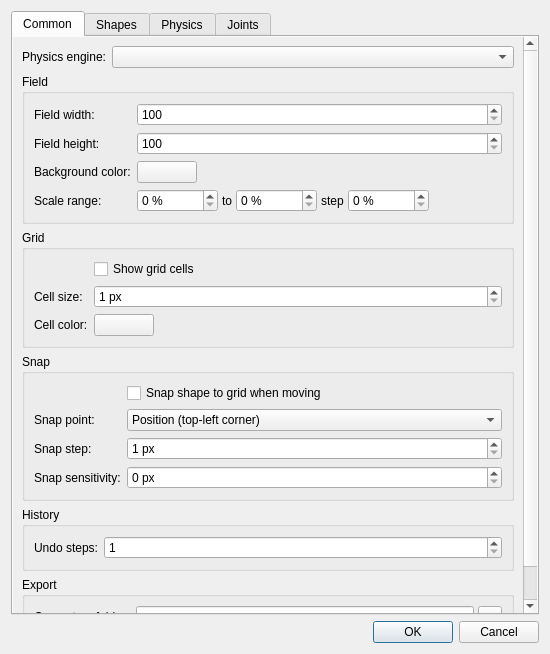
This is ui/OptionsDialog.ui in folibis/physalis as Qt 5 draws it before an edit. The edited form follows.
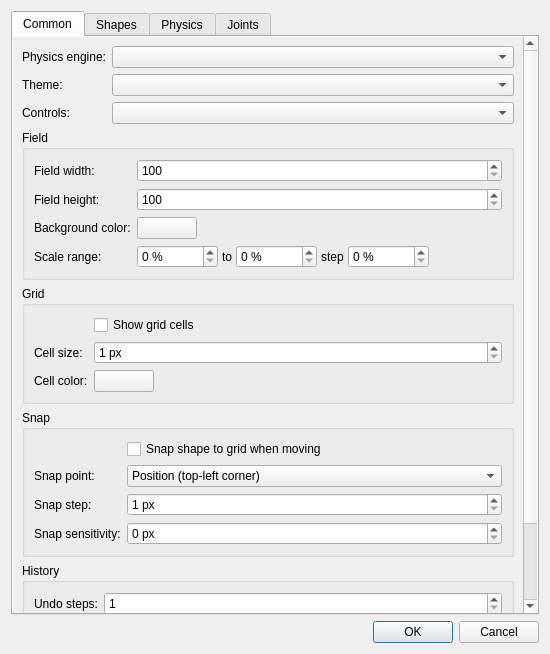
This is the edited form.

Commit message: add themes amd styles

```diff
--- a/ui/OptionsDialog.ui
+++ b/ui/OptionsDialog.ui
@@ -55,6 +55,34 @@
             </property>
            </widget>
           </item>
+          <item row="1" column="0">
+           <widget class="QLabel" name="theme_label">
+            <property name="text">
+             <string>Theme:</string>
+            </property>
+           </widget>
+          </item>
+          <item row="1" column="1">
+           <widget class="QComboBox" name="theme">
+            <property name="toolTip">
+             <string>How the application's own windows and panels look. System follows the desktop. The scene's field keeps its own colours.</string>
+            </property>
+           </widget>
+          </item>
+          <item row="2" column="0">
+           <widget class="QLabel" name="controls_label">
+            <property name="text">
+             <string>Controls:</string>
+            </property>
+           </widget>
+          </item>
+          <item row="2" column="1">
+           <widget class="QComboBox" name="controls">
+            <property name="toolTip">
+             <string>The shape of fields, buttons, tabs and checkboxes, whichever theme colours them.</string>
+            </property>
+           </widget>
+          </item>
          </layout>
         </item>
         <item>
```
The commit also changes 28 other files.
